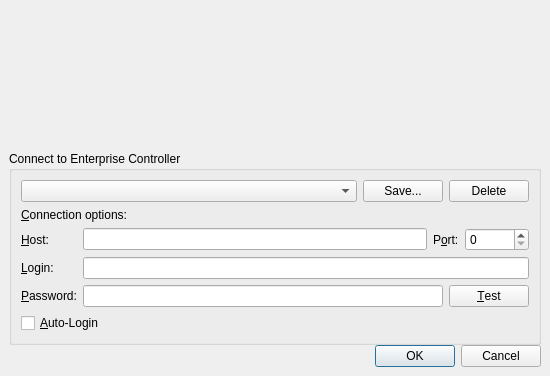
Old version of the form client/src/ui/dialogs/login_dialog.ui in the repository networkoptix/nx_open; both pictures show x 0 to 550 and y 162 to 538 of the 550 by 538 pixel window.
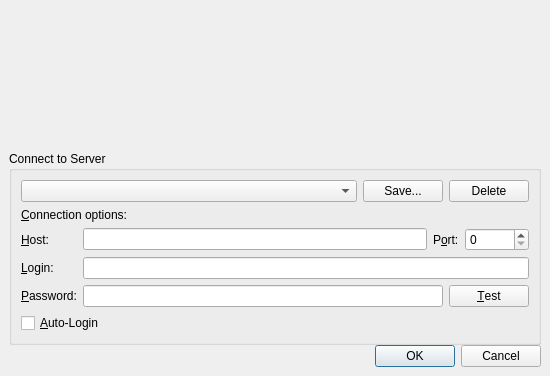
New version of the form. Custom widgets are drawn as their Qt base class.

Commit message:
(Issue #3665) :  Need to replace "Media Server" and "Enterprise Controller" by "Server"
<==== Mercurial data ====>
Branch: client_connect_refactor

Patch:
```diff
--- a/client/src/ui/dialogs/login_dialog.ui
+++ b/client/src/ui/dialogs/login_dialog.ui
@@ -50,7 +50,7 @@
         </sizepolicy>
        </property>
        <property name="title">
-        <string comment="Groupbox Title">Connect to Enterprise Controller</string>
+        <string comment="Groupbox Title">Connect to Server</string>
        </property>
        <layout class="QVBoxLayout" name="verticalLayout_3" stretch="0,0,0,0">
         <item>
```
Left out of the diff: 33 changed lines with no effect on the pictures. The commit also changes 63 other files.
